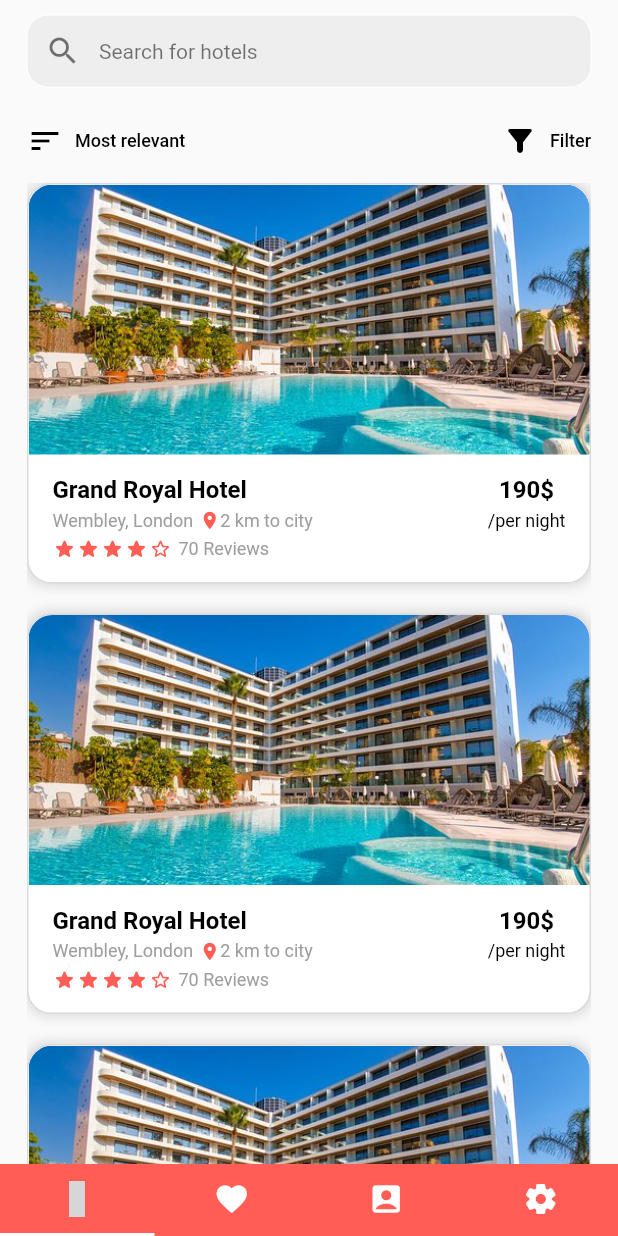
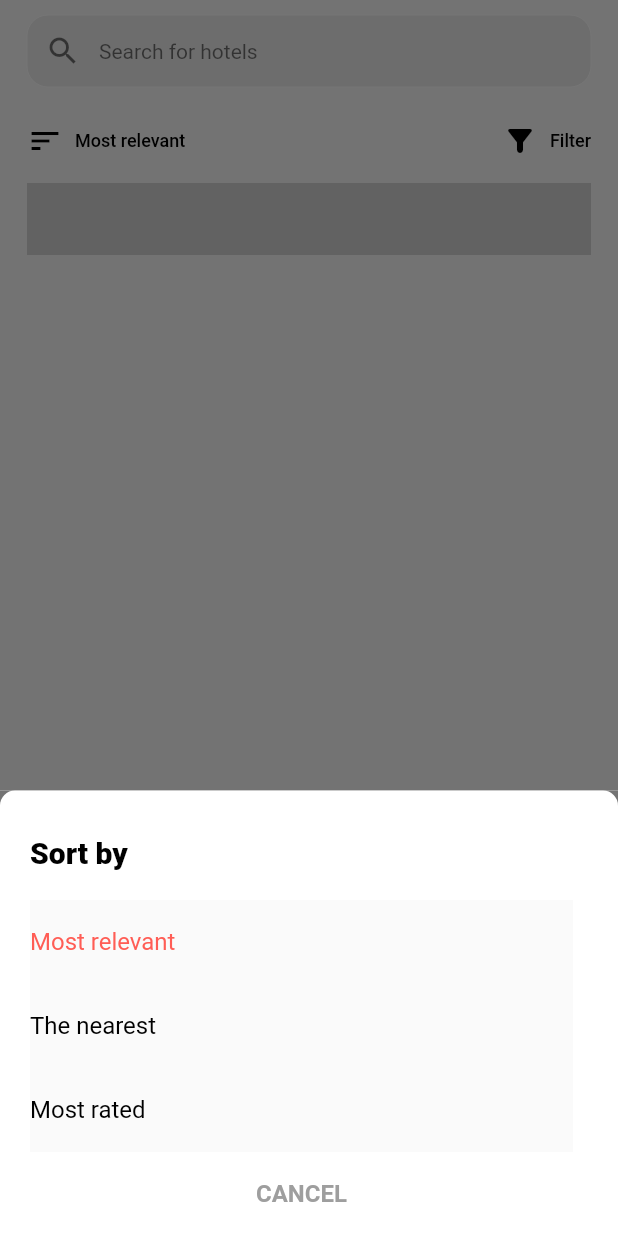
Before and after one commit to anastasiiavelma/hoteldise-mobile, a Flutter app: the screen it shows after launch, after a tap on "Most relevant", on a phone screen of 412 x 824 dp. Run offline on Flutter 3.47's test engine with Material 2 defaults, Android fonts, the phone set to English and light mode, and no system bars; our stand-ins replace unicons; statements that could not run were skipped; grey boxes are pictures that could not be loaded.

Commit message:
added sort pop-up list

```diff
--- a/lib/pages/hotels/home.dart
+++ b/lib/pages/hotels/home.dart
@@ -11,7 +11,44 @@
   State<HotelsHome> createState() => _HotelsHomeState();
 }
 
+List<String> sortOptions = <String>[
+  'Most relevant',
+  'The nearest',
+  'Most rated'
+];
+
 class _HotelsHomeState extends State<HotelsHome> {
+  String currentSortOption = sortOptions[0];
+
+  Color GetColorOfSortListOption(String currentOption) {
+    if (currentOption == 1000)
+      return Colors.green;
+    return Colors.black;
+  }
+
+  List<Material> GetSortListItems() {
+    List<Material> list = [];
+    for (int i = 0; i < sortOptions.length; i++){
+      String label = sortOptions[i];
+      var newItem = Material(
+        child: InkWell(
+          child: ListTile(
+            title: AppText(text: label, color: label == currentSortOption ? primaryColor : Colors.black),
+            onTap: () {
+              setState(() {
+                currentSortOption = label;
+              });
+              Navigator.pop(context);
+            },
+            contentPadding: EdgeInsets.zero,
+          ),
+        ),
+      );
+      list.add(newItem);
+    }
+    return list;
+  }
+
   @override
   Widget build(BuildContext context) {
     return Scaffold(
@@ -63,10 +100,62 @@
                       minimumSize: Size.zero,
                       tapTargetSize: MaterialTapTargetSize.shrinkWrap,
                     ),
-                    onPressed: () {},
+                    onPressed: () {
+                      showModalBottomSheet<dynamic>(
+                          isScrollControlled: true,
+                          context: context,
+                          builder: (BuildContext buildContext) {
+                            return Wrap(children: <Widget>[
+                              Container(
+                                color: const Color(0xFF737373),
+                                child: Container(
+                                  decoration: const BoxDecoration(
+                                    color: Colors.white,
+                                    borderRadius: BorderRadius.only(
+                                      topLeft: Radius.circular(10),
+                                      topRight: Radius.circular(10),
+                                    ),
+                                  ),
+                                  child: Padding(
+                                    padding: const EdgeInsets.only(
+                                        left: 20, right: 30, top: 10),
+                                    child: Column(
+                                      crossAxisAlignment:
+                                          CrossAxisAlignment.start,
+                                      children: [
+                                        Padding(
+                                          padding: const EdgeInsets.symmetric(vertical: 20),
+                                          child: AppText(
+                                            text: 'Sort by',
+                                            weight: FontWeight.w900,
+                                            size: 20,
+                                          ),
+                                        ),
+                                        Column(children: GetSortListItems()),
+                                        Center(
+                                          child: ListTile(
+                                            title: Center(
+                                                child: AppText(
+                                              text: 'CANCEL',
+                                              weight: FontWeight.w700,
+                                              color: Colors.grey,
+                                            )),
+                                            onTap: () {
+                                              Navigator.pop(context);
+                                            },
+                                          ),
+                                        ),
+                                      ],
+                                    ),
+                                  ),
+                                ),
+                              ),
+                            ]);
+                          });
+                    },
                     icon: Icon(Icons.sort, color: Colors.black),
                     label: AppText(
-                      text: "Most relevant",
+                      text: currentSortOption,
                       size: 12,
                       weight: FontWeight.w500,
                     ),
@@ -93,6 +182,7 @@
                 height: 12,
               ),
               Flexible(
+<<<<<<< Updated upstream
                   child: ListView.separated(
                     scrollDirection: Axis.vertical,
                     itemCount: hotelCount + 1,
@@ -106,6 +196,21 @@
                       return const SizedBox(height: 20);
                     },
                   ),
+=======
+                child: ListView.separated(
+                  scrollDirection: Axis.vertical,
+                  itemCount: hotelCount + 1,
+                  itemBuilder: (context, index) {
+                    if (index == hotelCount) {
+                      return const SizedBox(height: 0);
+                    } else
+                      return _buildIToteltem(index);
+                  },
+                  separatorBuilder: (BuildContext context, int index) {
+                    return const SizedBox(height: 20);
+                  },
+                ),
+>>>>>>> Stashed changes
               ),
             ],
           ),
```
